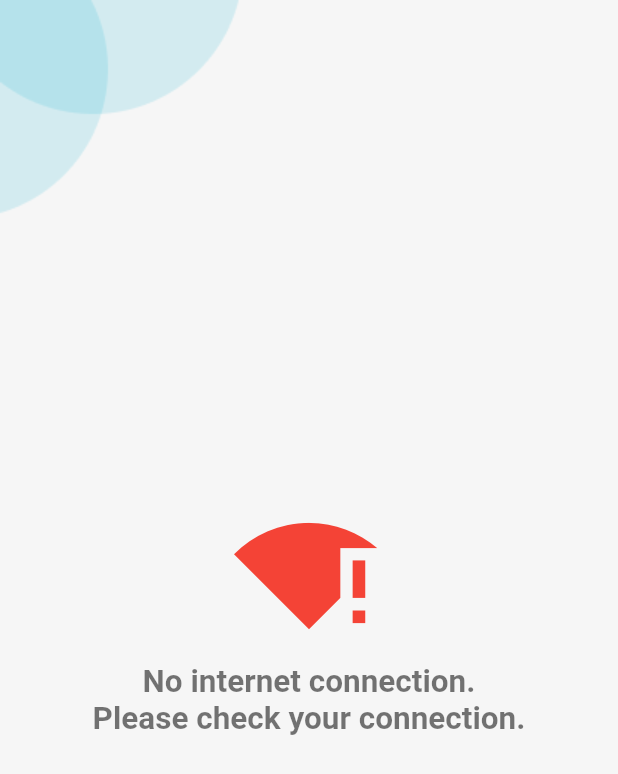
After one commit to kungpotato/emer_app, a Flutter app: the NoInternetPage screen opened directly, on a phone screen of 412 x 824 dp. The commit adds this screen. Shown: the top 774 px of the screen. Run offline on Flutter 3.47's test engine with Material 2 defaults, Android fonts, the phone set to English and light mode, and no system bars; drawn by our look-alikes of reactive_forms; our stand-ins replace adaptive_theme, cloud_firestore, connectivity_plus, dartz, firebase_auth, firebase_core and 13 more; missing offline and left inert: analyzer, build, source_gen; accounts and stored records are empty; generated files the repository leaves out were written again; Roboto replaces fonts that are missing (Prompt).

Commit message:
change theme

```diff
--- a/lib/app/authentication/store/auth_store.dart
+++ b/lib/app/authentication/store/auth_store.dart
@@ -18,7 +18,8 @@ enum AuthStatus {
   unauthenticated,
   userInfo,
   verify,
-  verifyEmail
+  verifyEmail,
+  noInternet
 }
 
 class AuthStore = AuthStoreBase with _$AuthStore;
@@ -59,6 +60,8 @@ abstract class AuthStoreBase with Store {
   void setVerifyState() => setStatus(AuthStatus.verify);
 
   void setVerifyEmailState() => setStatus(AuthStatus.verifyEmail);
+
+  void setDisConnectState() => setStatus(AuthStatus.noInternet);
 
   // @action
   // void setDbUser(UserModel val) => dbUser = val;
--- /dev/null
+++ b/lib/pages/no_internet_page.dart
@@ -0,0 +1,27 @@
+import 'package:emer_app/shared/widget/no_internet_widget.dart';
+import 'package:flutter/material.dart';
+
+class NoInternetPage extends StatelessWidget {
+  const NoInternetPage({super.key});
+
+  @override
+  Widget build(BuildContext context) {
+    return Scaffold(
+      // backgroundColor: context.theme.primaryColor,
+      body: Stack(
+        children: [
+          Positioned(
+            top: 0,
+            left: 0,
+            child: Image.asset('assets/images/shape.png'),
+          ),
+          Center(
+            child: NoInternetWidget(
+              message: 'No internet connection.\nPlease check your connection.',
+            ),
+          ),
+        ],
+      ),
+    );
+  }
+}
--- /dev/null
+++ b/lib/shared/widget/no_internet_widget.dart
@@ -0,0 +1,34 @@
+import 'package:emer_app/shared/extensions/context_extension.dart';
+import 'package:flutter/material.dart';
+
+class NoInternetWidget extends StatelessWidget {
+  const NoInternetWidget({
+    required this.message,
+    super.key,
+  });
+
+  final String message;
+
+  @override
+  Widget build(BuildContext context) {
+    return Padding(
+      padding: const EdgeInsets.all(20),
+      child: Column(
+        mainAxisSize: MainAxisSize.min,
+        children: [
+          const Icon(
+            Icons.signal_wifi_statusbar_connected_no_internet_4,
+            color: Colors.red,
+            size: 100,
+          ),
+          const SizedBox(height: 10),
+          Text(
+            message,
+            textAlign: TextAlign.center,
+            style: context.theme.textTheme.titleLarge,
+          ),
+        ],
+      ),
+    );
+  }
+}
--- a/pubspec.yaml
+++ b/pubspec.yaml
@@ -53,6 +53,7 @@ dependencies:
   reactive_forms: ^16.1.1
   material_design_icons_flutter: ^7.0.7296
   flutter_feather_icons: ^2.0.0+1
+  connectivity_plus: ^5.0.1
 
 dev_dependencies:
   flutter_test:
```
Also changed, not shown: lib/app/app.dart (+31 -17 lines), pubspec.lock.
